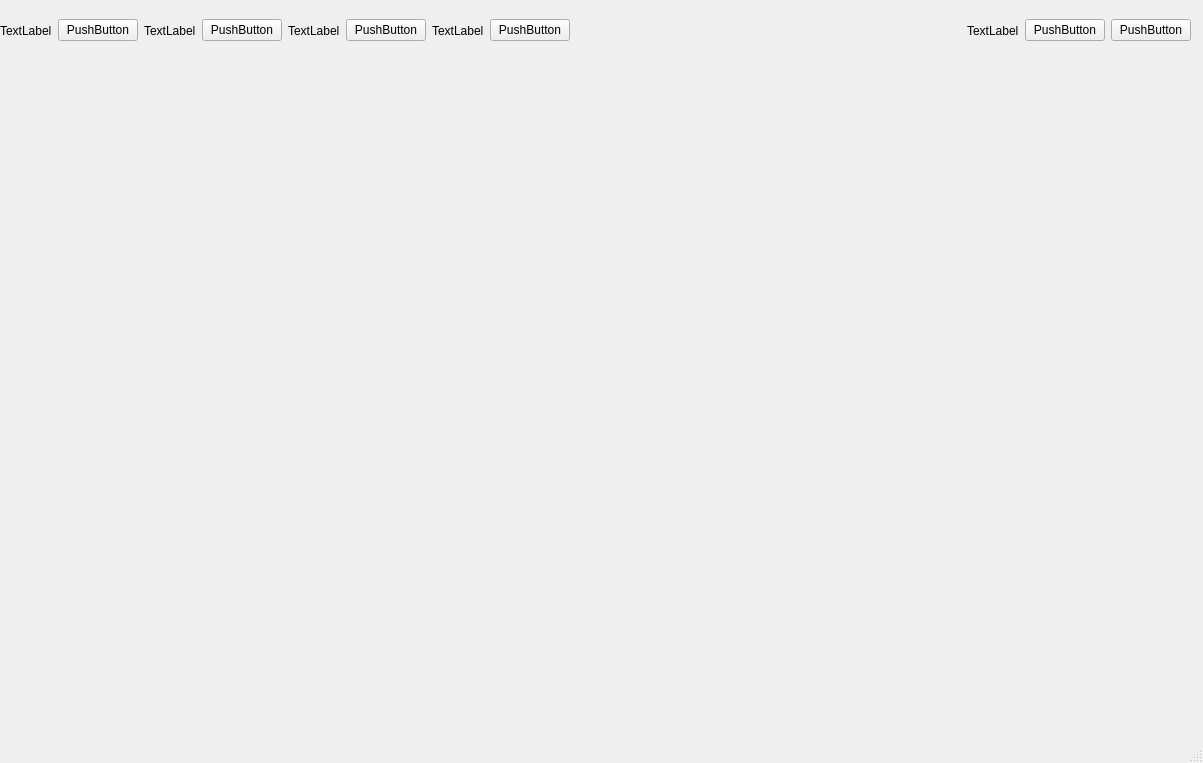
Old version of the form IsraelEthanTaehgCS106point2/userBookPage.ui in the repository israelBlackyb/IETMCS106.2.
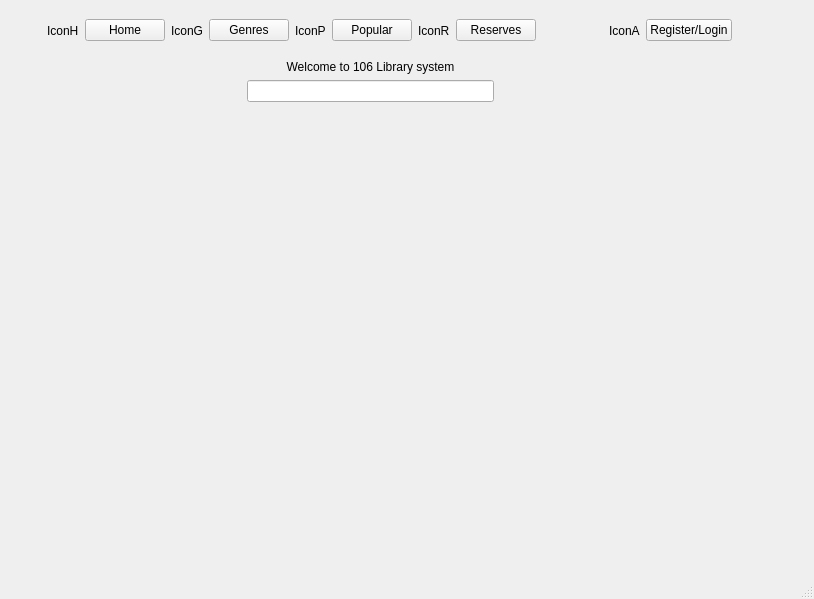
New version of the form.

What changed in the file:
```diff
--- a/IsraelEthanTaehgCS106point2/userBookPage.ui
+++ b/IsraelEthanTaehgCS106point2/userBookPage.ui
@@ -6,8 +6,8 @@
    <rect>
     <x>0</x>
     <y>0</y>
-    <width>1203</width>
-    <height>763</height>
+    <width>814</width>
+    <height>599</height>
    </rect>
   </property>
   <property name="windowTitle">
@@ -19,69 +19,95 @@
      <rect>
       <x>0</x>
       <y>0</y>
-      <width>1191</width>
+      <width>779</width>
       <height>61</height>
      </rect>
     </property>
     <layout class="QHBoxLayout" name="horizontalLayout">
+     <item>
+      <spacer name="horizontalSpacer">
+       <property name="orientation">
+        <enum>Qt::Horizontal</enum>
+       </property>
+       <property name="sizeHint" stdset="0">
+        <size>
+         <width>40</width>
+         <height>20</height>
+        </size>
+       </property>
+      </spacer>
+     </item>
      <item>
       <widget class="QLabel" name="label">
        <property name="text">
-        <string>TextLabel</string>
+        <string>IconH</string>
        </property>
       </widget>
      </item>
      <item>
       <widget class="QPushButton" name="pushButton">
        <property name="text">
-        <string>PushButton</string>
+        <string>Home</string>
        </property>
       </widget>
      </item>
      <item>
       <widget class="QLabel" name="label_2">
        <property name="text">
-        <string>TextLabel</string>
+        <string>IconG</string>
        </property>
       </widget>
      </item>
      <item>
-      <widget class="QPushButton" name="pushButton_4">
+      <widget class="QPushButton" name="pushButton_2">
        <property name="text">
-        <string>PushButton</string>
+        <string>Genres</string>
        </property>
       </widget>
      </item>
      <item>
       <widget class="QLabel" name="label_3">
        <property name="text">
-        <string>TextLabel</string>
+        <string>IconP</string>
        </property>
       </widget>
      </item>
      <item>
       <widget class="QPushButton" name="pushButton_3">
        <property name="text">
-        <string>PushButton</string>
+        <string>Popular</string>
        </property>
       </widget>
      </item>
      <item>
       <widget class="QLabel" name="label_4">
        <property name="text">
-        <string>TextLabel</string>
+        <string>IconR</string>
        </property>
       </widget>
      </item>
      <item>
-      <widget class="QPushButton" name="pushButton_2">
+      <widget class="QPushButton" name="pushButton_4">
        <property name="text">
-        <string>PushButton</string>
+        <string>Reserves</string>
        </property>
       </widget>
      </item>
      <item>
-      <spacer name="horizontalSpacer">
+      <spacer name="verticalSpacer_3">
+       <property name="orientation">
+        <enum>Qt::Vertical</enum>
+       </property>
+       <property name="sizeHint" stdset="0">
+        <size>
+         <width>20</width>
+         <height>40</height>
+        </size>
+       </property>
+      </spacer>
+     </item>
+     <item>
+      <spacer name="horizontalSpacer_3">
        <property name="orientation">
         <enum>Qt::Horizontal</enum>
        </property>
@@ -96,23 +122,97 @@
      <item>
       <widget class="QLabel" name="label_5">
        <property name="text">
-        <string>TextLabel</string>
-       </property>
-      </widget>
-     </item>
-     <item>
-      <widget class="QPushButton" name="pushButton_6">
-       <property name="text">
-        <string>PushButton</string>
+        <string>IconA</string>
        </property>
       </widget>
      </item>
      <item>
       <widget class="QPushButton" name="pushButton_5">
        <property name="text">
-        <string>PushButton</string>
+        <string>Register/Login</string>
        </property>
       </widget>
+     </item>
+     <item>
+      <spacer name="horizontalSpacer_2">
+       <property name="orientation">
+        <enum>Qt::Horizontal</enum>
+       </property>
+       <property name="sizeHint" stdset="0">
+        <size>
+         <width>40</width>
+         <height>20</height>
+        </size>
+       </property>
+      </spacer>
+     </item>
+    </layout>
+   </widget>
+   <widget class="QWidget" name="verticalLayoutWidget">
+    <property name="geometry">
+     <rect>
+      <x>0</x>
+      <y>60</y>
+      <width>741</width>
+      <height>141</height>
+     </rect>
+    </property>
+    <layout class="QVBoxLayout" name="verticalLayout">
+     <item>
+      <widget class="QLabel" name="label_6">
+       <property name="text">
+        <string>Welcome to 106 Library system</string>
+       </property>
+       <property name="alignment">
+        <set>Qt::AlignCenter</set>
+       </property>
+      </widget>
+     </item>
+     <item>
+      <layout class="QHBoxLayout" name="horizontalLayout_2">
+       <item>
+        <spacer name="horizontalSpacer_4">
+         <property name="orientation">
+          <enum>Qt::Horizontal</enum>
+         </property>
+         <property name="sizeHint" stdset="0">
+          <size>
+           <width>40</width>
+           <height>20</height>
+          </size>
+         </property>
+        </spacer>
+       </item>
+       <item>
+        <widget class="QLineEdit" name="lineEdit"/>
+       </item>
+       <item>
+        <spacer name="horizontalSpacer_5">
+         <property name="orientation">
+          <enum>Qt::Horizontal</enum>
+         </property>
+         <property name="sizeHint" stdset="0">
+          <size>
+           <width>40</width>
+           <height>20</height>
+          </size>
+         </property>
+        </spacer>
+       </item>
+      </layout>
+     </item>
+     <item>
+      <spacer name="verticalSpacer">
+       <property name="orientation">
+        <enum>Qt::Vertical</enum>
+       </property>
+       <property name="sizeHint" stdset="0">
+        <size>
+         <width>20</width>
+         <height>40</height>
+        </size>
+       </property>
+      </spacer>
      </item>
     </layout>
    </widget>
```
Left out of the diff: 6 changed lines with no effect on the pictures.
